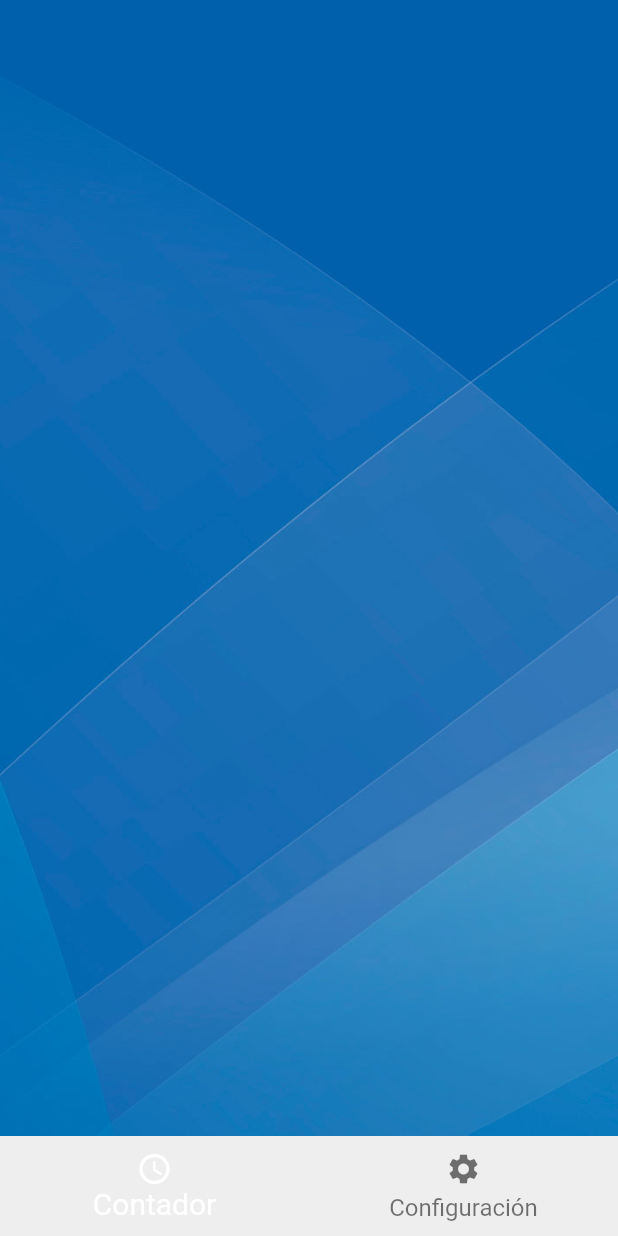
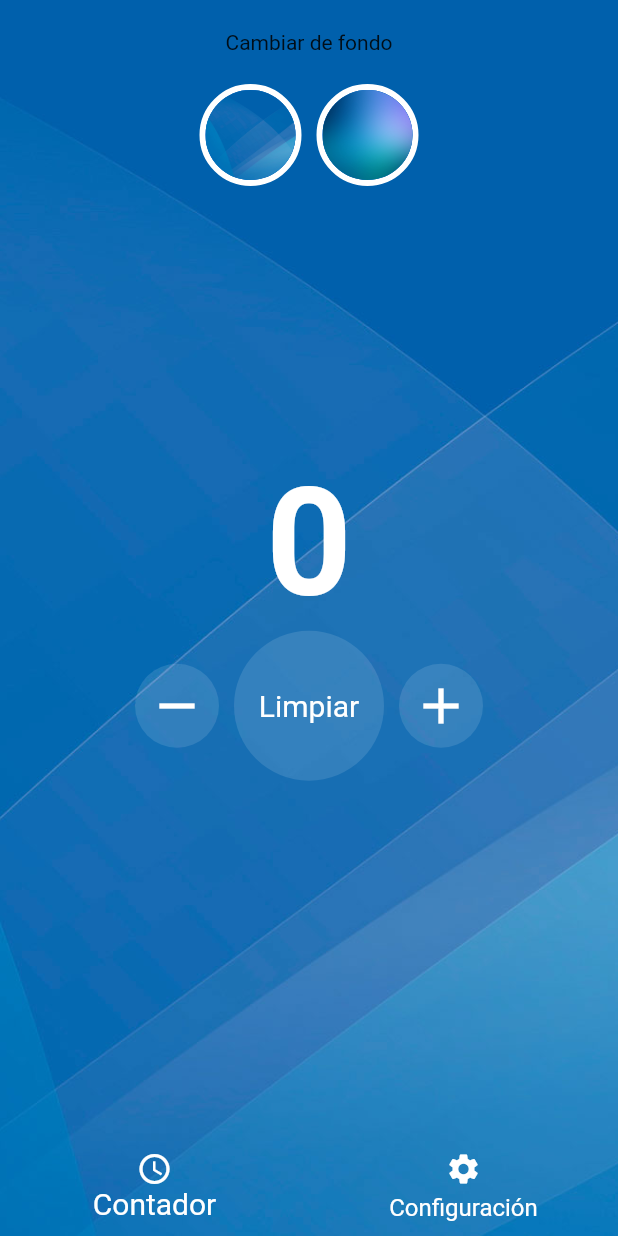
Before and after one commit to darkderes/proyectom1, a Flutter app: the screen it shows after launch, on a phone screen of 412 x 824 dp. Run offline on Flutter 3.47's test engine with Material 2 defaults, Android fonts, the phone set to English and light mode, and no system bars.

Commit message:
ultima actualizacion viernes

```diff
--- a/lib/app_theme.dart
+++ b/lib/app_theme.dart
@@ -18,54 +18,11 @@ class AppTheme {
       color: primary,
       elevation: 0,
     ),
-
-    // floating action button theme
-    // floatingActionButtonTheme: const FloatingActionButtonThemeData(
-    //   backgroundColor: primary,
-    //   elevation: 5,
-    // ),
-
-    // // elevated button theme
-    // elevatedButtonTheme: ElevatedButtonThemeData(
-    //   style: ElevatedButton.styleFrom(
-    //     textStyle: const TextStyle(
-    //         fontFamily: 'Montserrat', fontWeight: FontWeight.bold),
-    //     padding: const EdgeInsets.symmetric(horizontal: 30, vertical: 15),
-    //     backgroundColor: primary,
-    //     // shape: const StadiumBorder(),
-    //     shape: RoundedRectangleBorder(
-    //       borderRadius: BorderRadius.circular(6),
-    //     ),
-    //     elevation: 0,
-    //   ),
-    // ),
-
-    // // input decoration theme
-    // inputDecorationTheme: InputDecorationTheme(
-    //   floatingLabelStyle: const TextStyle(color: primary),
-    //   enabledBorder: OutlineInputBorder(
-    //     borderSide: BorderSide(color: Colors.grey.shade300),
-    //   ),
-    //   focusedBorder: const OutlineInputBorder(
-    //       // borderSide: BorderSide(color: primary),
-    //       ),
-    //   // filled: true,
-    //   // fillColor: Colors.white,
-    //   // border: OutlineInputBorder(
-    //   //   borderRadius: BorderRadius.circular(10),
-    //   //   borderSide: BorderSide.none,
-    //   // ),
-    //   // contentPadding: const EdgeInsets.symmetric(horizontal: 20, vertical: 15),
-    // ),
-
     bottomNavigationBarTheme: const BottomNavigationBarThemeData(
-      // backgroundColor: Colors.white,
       selectedItemColor: cuaternary,
+      unselectedItemColor: cuaternary,
       backgroundColor: Color(0x00ffffff),
-     //backgroundColor: Color.fromRGBO(204, 20, 34, 1),
       elevation: 0,
-      // unselectedItemColor: Colors.grey,
-      // elevation: 0,
       selectedLabelStyle: TextStyle(fontSize: 20),
       unselectedLabelStyle: TextStyle(fontSize: 16),
     ),
--- a/lib/main.dart
+++ b/lib/main.dart
@@ -1,7 +1,7 @@
 import 'package:flutter/material.dart';
 import 'package:proyectom1/page/settings.dart';
-import 'package:proyectom1/page/count.dart';
-
+import 'package:proyectom1/page/counter.dart';
+import 'package:proyectom1/widget/buttonNavegationCustom.dart';
 import 'app_theme.dart';
 
 void main() {
@@ -9,7 +9,7 @@ void main() {
 }
 
 class MyApp extends StatelessWidget {
-  const MyApp({super.key});
+  const MyApp({Key? key}) : super(key: key);
 
   @override
   Widget build(BuildContext context) {
@@ -22,7 +22,7 @@ class MyApp extends StatelessWidget {
 }
 
 class MyHomePage extends StatefulWidget {
-  const MyHomePage({super.key});
+  const MyHomePage({Key? key}) : super(key: key);
 
   @override
   State<MyHomePage> createState() => _MyHomePageState();
@@ -30,28 +30,48 @@ class MyHomePage extends StatefulWidget {
 
 class _MyHomePageState extends State<MyHomePage> {
   int _selectedIndex = 0;
-  int _counter = 0;
+  String imagePath = "assets/images/fondopantalla.jpeg";
+  int _incrementValue = 1;
 
-  // funcion que incrementa el contador en 1 y se ocupa setState para actualizar el estado
-  void _incrementCounter() {
+  void updateImagePath(String newImagePath) {
     setState(() {
-      _counter++;
+      imagePath = newImagePath;
     });
   }
 
+  void handleIncrementValueChanged(int newValue) {
+    setState(() {
+      _incrementValue = newValue; // Actualizar el valor de incremento
+    });
+  }
 
   @override
   Widget build(BuildContext context) {
-
     return Scaffold(
-      body: _selectedIndex == 0 ? const PageCount() : const PageSetting(),
-      bottomNavigationBar:
+      extendBody: true,
+      body: Stack(
+        fit: StackFit.expand,
+        children: [
+          Image.asset(
+            imagePath,
+            fit: BoxFit.cover,
+          ),
+          _selectedIndex == 0
+              ? PageCounter(
+                  onImageSelected: updateImagePath,
+                  incrementValue: _incrementValue,
+                )
+              : PageSetting(
+                  onIncrementValueChanged: handleIncrementValueChanged,
+                ),
+          Column(
+            mainAxisAlignment: MainAxisAlignment.end,
+            children: [
+              Expanded(child: Container()), // Espacio para la imagen de fondo
               BottomNavigationBar(
-            elevation: 0,
-           // backgroundColor: Colors.transparent,
-            items: const [
-              BottomNavigationBarItem(icon: Icon(Icons.schedule), label: "Contador"),
-              BottomNavigationBarItem(icon: Icon(Icons.settings), label: "Configuración"),
+                items:  [
+                  buttonNavegationItem(Icons.schedule, "Contador"),
+                  buttonNavegationItem(Icons.settings, "Configuración"),
                 ],
                 currentIndex: _selectedIndex,
                 onTap: (index) {
@@ -59,8 +79,13 @@ class _MyHomePageState extends State<MyHomePage> {
                     _selectedIndex = index;
                   });
                 },
-
+              ),
+            ],
+          ),
+        ],
       ),
     );
   }
+
+
 }
--- a/lib/page/count.dart
+++ /dev/null
@@ -1,166 +0,0 @@
-import 'package:flutter/material.dart';
-
-
-class PageCount extends StatefulWidget {
-  const PageCount({super.key});
-
-  @override
-  State<PageCount> createState() => _PageCountState();
-}
-
-class _PageCountState extends State<PageCount> {
-  var _counter;
-
-  @override
-  Widget build(BuildContext context) {
-   return Scaffold(
-
-       appBar: AppBar(
-         backgroundColor: Colors.transparent,
-         elevation: 0,
-       ),
-       extendBodyBehindAppBar: true,
-       extendBody: true,
-       body: Container(decoration: BoxDecoration(
-          image: DecorationImage(
-            image: AssetImage("assets/images/fondopantalla.jpeg"),
-            fit: BoxFit.cover,
-          ),
-       ),),
-     );
-    // return Stack(
-    //   fit: StackFit.expand,
-    //   children: [
-    //     const Image(
-    //       image: AssetImage("assets/images/fondopantalla.jpeg"),
-    //       fit: BoxFit.cover,
-    //     ),
-    //      Padding(
-    //       padding: const EdgeInsets.all(20.0),
-    //       child: Column(
-    //         children: [
-    //           const Text("Cambiar de fondo", style: TextStyle(color: Colors.white, fontSize: 28),),
-    //           Padding(
-    //             padding: const EdgeInsets.only(top: 20.0),
-    //             child: Row(
-    //             mainAxisAlignment: MainAxisAlignment.center,
-    //             children: [
-    //               Container(
-    //                   decoration: BoxDecoration(
-    //                   shape: BoxShape.circle,
-    //                   border: Border.all(
-    //                   color: Colors.white,
-    //                   width: 4.0,
-    //                   ),
-    //                 ),
-    //                 child: const CircleAvatar(
-    //                   radius: 30,
-    //                   backgroundImage: AssetImage("assets/images/fondopantalla.jpeg"),
-    //                 ),
-    //               ),
-    //                  const SizedBox(width: 10),
-    //               Container(
-    //                 decoration: BoxDecoration(
-    //                   shape: BoxShape.circle,
-    //                   border: Border.all(
-    //                   color: Colors.white,
-    //                   width: 4.0,
-    //                   ),
-    //                 ),
-    //                 child: const CircleAvatar(
-    //                   radius: 30,
-    //                    backgroundImage: AssetImage("assets/images/fondopantalla2.jpg"),
-
-    //                 ),
-    //               ),
-    //             ],
-    //                       ),
-    //           ),
-    //         ],
-    //         // create a two circleavatar with border white inside a row
-
-
-    //       ),
-
-    //     ),
-    //     Center(
-    //       child: Column(
-    //         mainAxisAlignment: MainAxisAlignment.center,
-    //         children: [
-    //           const Text(
-    //             "0",
-    //             style: TextStyle(
-    //               color: Colors.white,
-    //               fontSize: 100,
-    //               fontWeight: FontWeight.bold,
-    //             )
-    //           ),
-    //           Row(
-    //             mainAxisAlignment: MainAxisAlignment.center,
-    //             children: [
-    //               Container(
-    //                 decoration: BoxDecoration(
-    //                   shape: BoxShape.circle,
-    //                   color: Colors.white.withAlpha(30),
-    //                 ),
-    //                 child: IconButton(
-    //                   onPressed: () {
-    //                     setState(() {
-    //                       _counter--;
-    //                     });
-    //                   },
-    //                   icon: const Icon(Icons.remove),
-    //                   iconSize: 40,
-    //                   color: Colors.white,
-
-    //                 ),
-    //               ),
-
-    //               const SizedBox(width: 10,),
-    //                   Container(
-    //                     width: 100,  // Ajusta el ancho del Container según tus necesidades
-    //                     height: 100,
-    //                     decoration: BoxDecoration(
-    //                     shape: BoxShape.circle,
-    //                   color: Colors.white.withAlpha(30),
-    //                 ),
-    //                 child: IconButton(
-    //                   onPressed: () {
-    //                     setState(() {
-    //                       _counter++;
-    //                     });
-    //                   },
-    //                   icon: const Text("Limpiar",style: TextStyle(color: Colors.white, fontSize: 20)),
-    //                  // iconSize: 100,
-    //                   color: Colors.white,
-    //                 ),
-    //               ),
-    //                const SizedBox(width: 10,),
-    //               Container(
-    //                   decoration: BoxDecoration(
-    //                   shape: BoxShape.circle,
-    //                   color: Colors.white.withAlpha(30),
-    //                 ),
-    //                 child: IconButton(
-    //                   onPressed: () {
-    //                     setState(() {
-    //                       _counter++;
-    //                     });
-    //                   },
-    //                   icon: const Icon(Icons.add),
-    //                   iconSize: 40,
-    //                   color: Colors.white,
-    //                 ),
-    //               ),
-    //             ],
-
-    //           )
-
-
-    //         ],
-    //       ),
-    //     ),
-    //   ],
-    // );
-  }
-}
--- /dev/null
+++ b/lib/page/counter.dart
@@ -0,0 +1,133 @@
+import 'package:flutter/material.dart';
+import '../app_theme.dart';
+import '../widget/circularAvatarCustom.dart';
+
+
+class PageCounter extends StatefulWidget {
+  final Function(String) onImageSelected;
+ final int incrementValue;
+  const PageCounter({super.key, required this.onImageSelected, required this.incrementValue});
+
+  @override
+  State<PageCounter> createState() => _PageCounterState();
+}
+
+class _PageCounterState extends State<PageCounter> {
+  int _counter = 0;
+
+    void _incrementCounter() {
+    setState(() {
+      _counter += widget.incrementValue;
+    });
+  }
+   void _restCounter() {
+    setState(() {
+      if(_counter > 0)
+      {
+        _counter-= widget.incrementValue;
+      }
+    });
+  }
+  void _cleanCounter() {
+    setState(() {
+      _counter = 0;
+    });
+  }
+
+  @override
+  Widget build(BuildContext context) {
+
+return Stack(
+      fit: StackFit.expand,
+      children: [
+          Padding(
+          padding: const EdgeInsets.all(20.0),
+          child: Column(
+            children: [
+              const Text("Cambiar de fondo"),
+              Padding(
+                padding: const EdgeInsets.only(top: 20.0),
+                child: Row(
+                mainAxisAlignment: MainAxisAlignment.center,
+                children: [
+                   CircleAvatarCustom(imagePath:"assets/images/fondopantalla.jpeg", onImageSelected: widget.onImageSelected),
+                  const SizedBox(width: 10),
+                   CircleAvatarCustom(imagePath:"assets/images/fondopantalla2.jpg", onImageSelected: widget.onImageSelected),
+                ],
+                          ),
+              ),
+            ],
+          ),
+        ),
+        Center(
+          child: Column(
+            mainAxisAlignment: MainAxisAlignment.center,
+            children: [
+                Text(
+                _counter.toString(),
+                style: const TextStyle(
+                  color: Colors.white,
+                  fontSize: 100,
+                  fontWeight: FontWeight.bold,
+                )
+              ),
+              Row(
+                mainAxisAlignment: MainAxisAlignment.center,
+                children: [
+                  Container(
+                    decoration: BoxDecoration(
+                      shape: BoxShape.circle,
+                      color: Colors.white.withAlpha(30),
+                    ),
+                    child: IconButton(
+                      onPressed: () {
+                        _restCounter();
+                      },
+                      icon: const Icon(Icons.remove),
+                      iconSize: 40,
+                      color: Colors.white,
+
+                    ),
+                  ),
+
+                  const SizedBox(width: 10,),
+                      Container(
+                        width: 100,  // Ajusta el ancho del Container según tus necesidades
+                        height: 100,
+                        decoration: BoxDecoration(
+                        shape: BoxShape.circle,
+                      color: Colors.white.withAlpha(30),
+                    ),
+                    child: IconButton(
+                      onPressed: () {
+                        _cleanCounter();
+                      },
+                      icon: const Text("Limpiar",style: TextStyle(color: Colors.white, fontSize: 20)),
+                     // iconSize: 100,
+                      color: Colors.white,
+                    ),
+                  ),
+                   const SizedBox(width: 10,),
+                  Container(
+                      decoration: BoxDecoration(
+                      shape: BoxShape.circle,
+                      color: Colors.white.withAlpha(30),
+                    ),
+                    child: IconButton(
+                      onPressed: () {
+                        _incrementCounter();
+                      },
+                      icon: const Icon(Icons.add),
+                      iconSize: 40,
+                      color: Colors.white,
+                    ),
+                  ),
+                ],
+              )
+            ],
+          ),
+        ),
+      ],
+    );
+  }
+}
--- /dev/null
+++ b/lib/widget/buttonNavegationCustom.dart
@@ -0,0 +1,8 @@
+import 'package:flutter/material.dart';
+
+ BottomNavigationBarItem buttonNavegationItem(IconData icon, String label) {
+    return BottomNavigationBarItem(
+                  icon: Icon(icon),
+                  label: label,
+                );
+  }
--- /dev/null
+++ b/lib/widget/circularAvatarCustom.dart
@@ -0,0 +1,29 @@
+import 'package:flutter/material.dart';
+
+class CircleAvatarCustom extends StatelessWidget {
+  final String imagePath;
+  final Function(String) onImageSelected;
+
+  const CircleAvatarCustom({Key? key, required this.imagePath, required this.onImageSelected}) : super(key: key);
+
+  @override
+  Widget build(BuildContext context) {
+    return GestureDetector(
+        onTap: () => onImageSelected(imagePath),
+      child: Container(
+          decoration: BoxDecoration(
+            shape: BoxShape.circle,
+            border: Border.all(
+              color: Colors.white,
+              width: 4.0,
+            ),
+          ),
+          child: CircleAvatar(
+            radius: 30,
+            backgroundImage: AssetImage(imagePath),
+          ),
+        ),
+    );
+
+  }
+}
```
Also changed, not shown: lib/page/settings.dart (+65 -11 lines). Lines whose indentation alone changed are shown as unchanged.
